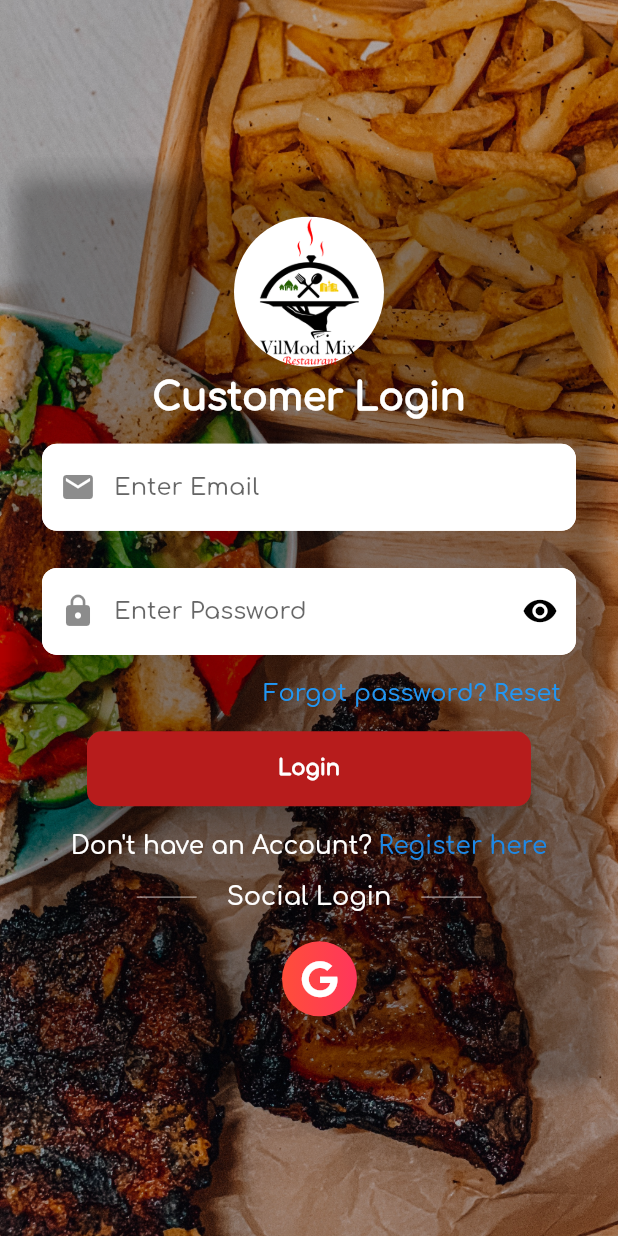
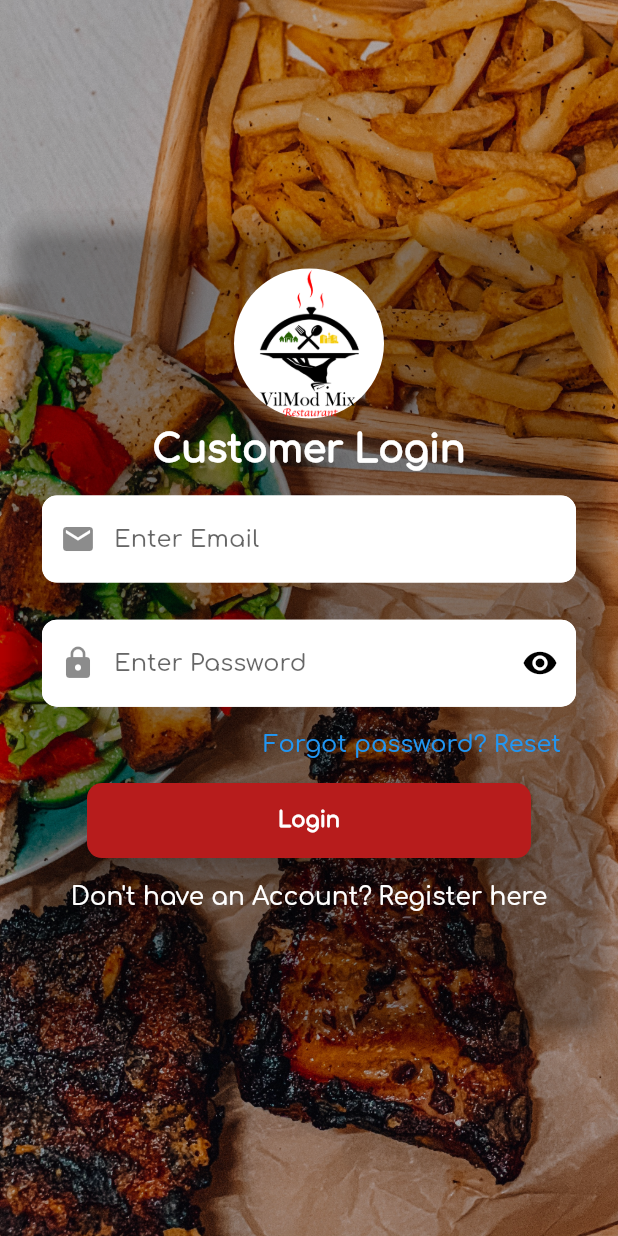
Before and after one commit to beeekelum/vilmod, a Flutter app: the screen it shows after launch, on a phone screen of 412 x 824 dp. Run offline on Flutter 3.47's test engine with Material 2 defaults, Android fonts, the phone set to English and light mode, and no system bars; drawn by our look-alikes of flutter_form_builder; our stand-ins replace badges, cached_network_image, carousel_slider, cloud_firestore, firebase_auth, firebase_messaging and 11 more; missing offline and left inert: bloc_pattern, flutter_inappwebview; accounts and stored records are empty.

Commit message:
New changes

```diff
--- a/lib/screens/sign_in_page.dart
+++ b/lib/screens/sign_in_page.dart
@@ -233,67 +233,68 @@ class _SignInState extends State<SignIn> {
                                       child: Text(
                                         "Register here",
                                         style: TextStyle(
-                                            color: Colors.blue[600],
+                                            color: Colors.white,
                                             fontSize: 2 * SizeConfig.textMultiplier),
                                       ),
                                     ),
                                   ],
                                 ),
                                 _buildSpaceWidget(2),
-                                Row(
-                                  mainAxisAlignment: MainAxisAlignment.center,
-                                  children: <Widget>[
-                                    horizontalLine(),
-                                    Text(
-                                      'Social Login',
-                                      style: TextStyle(
-                                        fontSize: 17,
-                                        color: Colors.white,
-                                        fontWeight: FontWeight.w500,
-                                      ),
-                                    ),
-                                    horizontalLine()
-                                  ],
-                                ),
+//                                Row(
+//                                  mainAxisAlignment: MainAxisAlignment.center,
+//                                  children: <Widget>[
+//                                    horizontalLine(),
+//                                    Text(
+//                                      'Social Login',
+//                                      style: TextStyle(
+//                                        fontSize: 17,
+//                                        color: Colors.white,
+//                                        fontWeight: FontWeight.w500,
+//                                      ),
+//                                    ),
+//                                    horizontalLine()
+//                                  ],
+//                                ),
                                 SizedBox(
                                   height: 20,
                                 ),
-                                Row(
+//                                Row(
+//                                  mainAxisAlignment: MainAxisAlignment.center,
+//                                  children: <Widget>[
+////                                    SocialIcon(
+////                                      colors: [
+////                                        Color(0xFF102397),
+////                                        Color(0xFF187adf),
+////                                        Color(0xFF00eaf8),
+////                                      ],
+////                                      iconData: CustomIcons.facebook,
+////                                      onPressed: () {
+////                                        // facebookLogin();
+////                                      },
+////                                    ),
+////                                    SocialIcon(
+////                                      colors: [
+////                                        Color(0xFFff4f38),
+////                                        Color(0xFFff355d),
+////                                      ],
+////                                      iconData: CustomIcons.googlePlus,
+////                                      //onPressed: login,
+////                                    ),
+////                                    SocialIcon(
+////                                      colors: [
+////                                        Color(0xFFD0D0D0),
+////                                        Color(0xFF808080),
+////                                      ],
+////                                      iconData: CustomIcons.phone_iphone,
+////                                      onPressed: () {
+//////                            Navigator.of(context)
+//////                                .pushReplacementNamed('/phonenumpage');
+////                                      },
+////                                    )
+//                                  ],
+//                                ),
+                                Column(
                                   mainAxisAlignment: MainAxisAlignment.center,
-                                  children: <Widget>[
-//                                    SocialIcon(
-//                                      colors: [
-//                                        Color(0xFF102397),
-//                                        Color(0xFF187adf),
-//                                        Color(0xFF00eaf8),
-//                                      ],
-//                                      iconData: CustomIcons.facebook,
-//                                      onPressed: () {
-//                                        // facebookLogin();
-//                                      },
-//                                    ),
-                                    SocialIcon(
-                                      colors: [
-                                        Color(0xFFff4f38),
-                                        Color(0xFFff355d),
-                                      ],
-                                      iconData: CustomIcons.googlePlus,
-                                      //onPressed: login,
-                                    ),
-//                                    SocialIcon(
-//                                      colors: [
-//                                        Color(0xFFD0D0D0),
-//                                        Color(0xFF808080),
-//                                      ],
-//                                      iconData: CustomIcons.phone_iphone,
-//                                      onPressed: () {
-////                            Navigator.of(context)
-////                                .pushReplacementNamed('/phonenumpage');
-//                                      },
-//                                    )
-                                  ],
-                                ),
-                                Column(
                                   children: <Widget>[
                                     SizedBox(
                                       height: 20,
```
